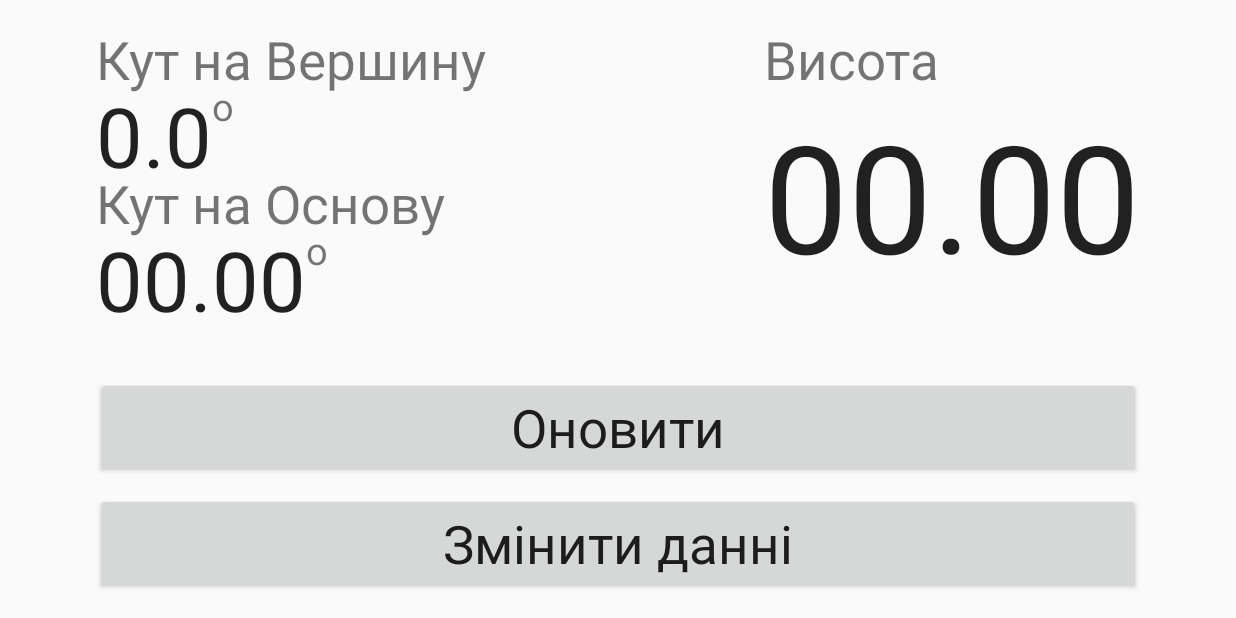
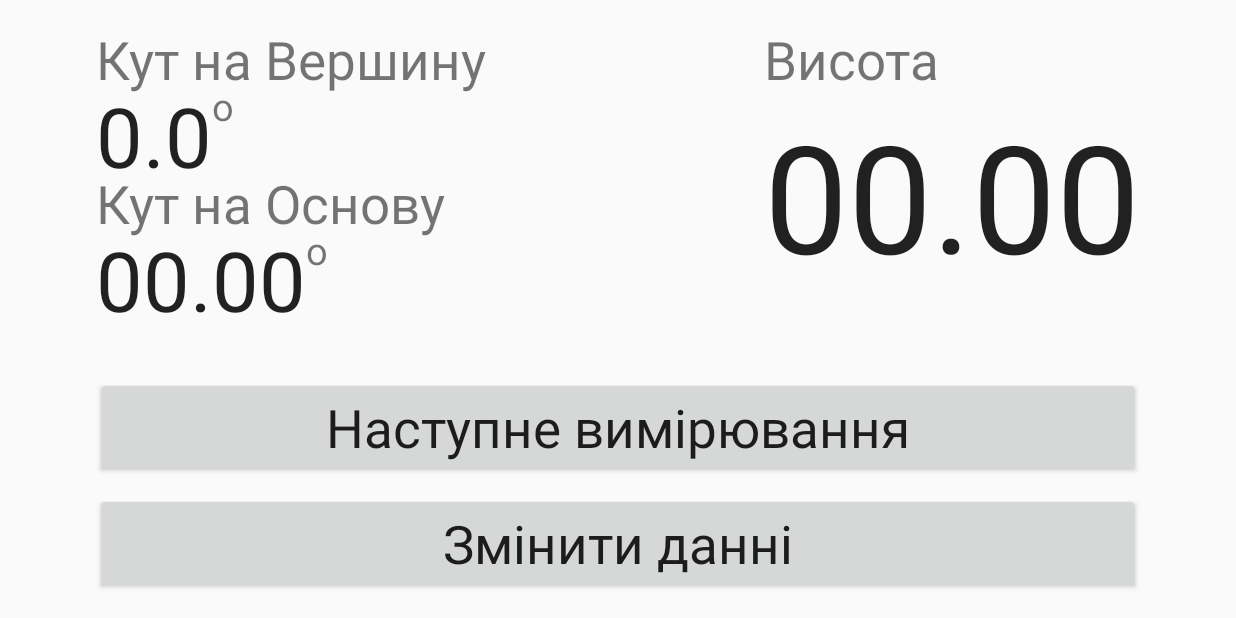
Before and after one commit to Cronverk/Metering2, an Android app: the MeteringActivity screen opened directly, with no data from a screen before it, on a phone screen of 824 x 412 dp (held sideways). Run offline under Robolectric (Android 15) with nearby library versions, the phone set to English and light mode, and no system bars; pictures from the network do not load.

Commit message:
text changed

```diff
--- a/app/src/main/java/com/example/grass/metering2/Constants.java
+++ b/app/src/main/java/com/example/grass/metering2/Constants.java
@@ -9,7 +9,7 @@ public final class Constants {
     public static final String TEXT_SIZE_PREF = "textSize";
     public static final String VAL = "valid";
     public static final String LAST_LISOSIKA = "lastLisosika";
-    public static final String DRIVE_URL = "jK_fNcPk7qAAAAAAAAAACIMlLHQwXPu5MjYRbgZTQawrjJdGMAHPu_0c8s4SvMjl";
+    public static final String DRIVE_URL = "jK_fNcPk7qAAAAAAAAAACUyyj28iOR3tO097qJAM4Qmvdw-Pk3nsH6U39CigG-8S";
     public static final String INTENT_MODE_EDIT = "edit";
     public static final String INTENT_MODE_NEW = "new";
     public static final String INTENT_MODE = "mode";
--- a/app/src/main/res/layout/activity_metering2.xml
+++ b/app/src/main/res/layout/activity_metering2.xml
@@ -90,7 +90,7 @@
         <Button
             android:layout_width="match_parent"
             android:layout_height="wrap_content"
-            android:text="Оновити"
+            android:text="Наступне вимірювання"
             android:id="@+id/buttonUpdate"
             android:layout_above="@+id/buttonChange"
             android:layout_centerHorizontal="true"
--- a/app/src/main/res/layout/dialog_metering.xml
+++ b/app/src/main/res/layout/dialog_metering.xml
@@ -40,7 +40,7 @@
     <Button
         android:layout_width="match_parent"
         android:layout_height="wrap_content"
-        android:text="Розрахувати"
+        android:text="Почати вимірювання"
         android:id="@+id/buttonOk"
         android:layout_gravity="center_horizontal"
         style="@style/AlertDialog.AppCompat"
```
